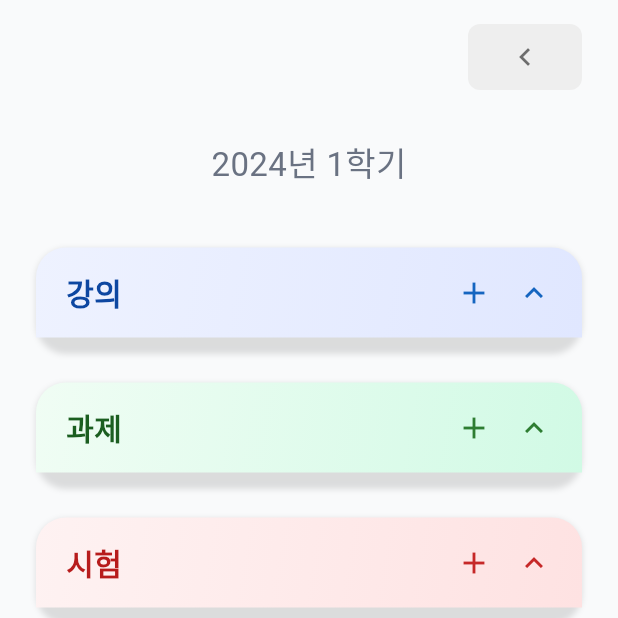
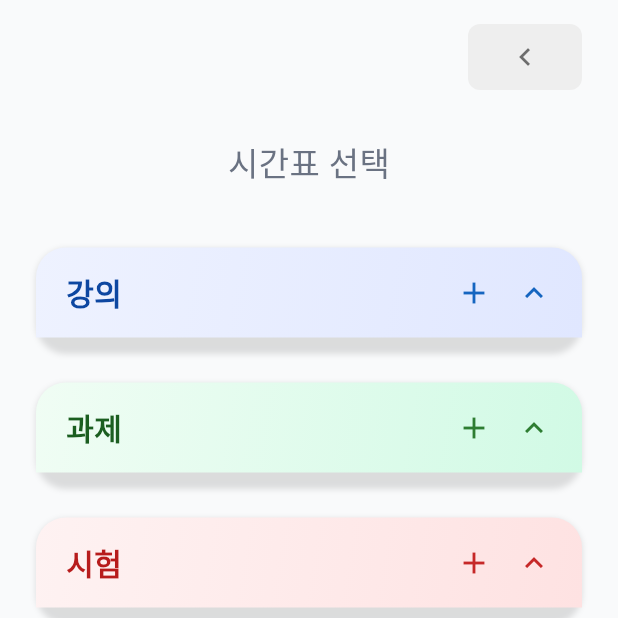
Before and after one commit to seungyun03/StudyApplication, a Flutter app: the TimeTableButton screen opened directly with empty values, on a phone screen of 412 x 824 dp, the top half of it. Run offline on Flutter 3.47's test engine with Material 3 defaults, Android fonts, the phone set to English and light mode, and no system bars; our stand-ins replace file_picker, open_filex, shared_preferences; accounts and stored records are empty.

Commit message:
FullTimeTable.dart TimeTablebutton.dart 시간표 이름 반영

```diff
--- a/lib/FrontEnd/AddSubjectModelPage.dart
+++ b/lib/FrontEnd/AddSubjectModelPage.dart
@@ -1,6 +1,8 @@
 // 📄 AddSubjectModelPage.dart (올바른 파일명: Model)
 
 import 'package:flutter/material.dart';
+// 💡 [추가] Provider 사용을 위한 임포트
+import 'package:provider/provider.dart';
 // 경로는 사용자의 프로젝트 구조에 맞게 수정이 필요할 수 있습니다.
 import '../Providers/TimetableProvider.dart';
 
@@ -70,6 +72,10 @@ class _AddSubjectModalPageState extends State<AddSubjectModalPage> {
 
   @override
   Widget build(BuildContext context) {
+    // 💡 [추가] TimetableProvider 접근 및 현재 시간표 이름 가져오기
+    final timetableProvider = Provider.of<TimetableProvider>(context);
+    final currentTimetableName = timetableProvider.currentTimetable?.name ?? '시간표 선택';
+
     return Scaffold(
       backgroundColor: Colors.black.withOpacity(0.5),
       body: Center(
@@ -107,7 +113,7 @@ class _AddSubjectModalPageState extends State<AddSubjectModalPage> {
                 ],
               ),
               const SizedBox(height: 30),
-              // -------------------- 2024년 1학기 시간표 헤더 --------------------
+              // -------------------- 현재 시간표 이름 헤더 --------------------
               Container(
                 width: double.infinity,
                 padding: const EdgeInsets.symmetric(vertical: 12, horizontal: 16),
@@ -115,9 +121,9 @@ class _AddSubjectModalPageState extends State<AddSubjectModalPage> {
                   color: const Color(0xFFEFF6FF),
                   borderRadius: BorderRadius.circular(10),
                 ),
-                child: const Text(
-                  "2024년 1학기 시간표",
-                  style: TextStyle(
+                child: Text( // 💡 const 제거 및 현재 시간표 이름으로 대체
+                  currentTimetableName,
+                  style: const TextStyle(
                     fontSize: 18,
                     fontWeight: FontWeight.bold,
                     color: Color(0xFF1F2937),
--- a/lib/FrontEnd/TimeTablebutton.dart
+++ b/lib/FrontEnd/TimeTablebutton.dart
@@ -1,4 +1,4 @@
-// 📄 TimeTablebutton.dart (최종 수정 완료 버전: 모든 구문 오류 및 경고 해결)
+// 📄 TimeTablebutton.dart (사용자 요청 사항 및 모든 수정 사항 반영된 전체 코드)
 // ===================================================================
 
 import 'package:flutter/material.dart';
@@ -413,6 +413,7 @@ class _TimeTableButtonState extends State<TimeTableButton> {
 
       // 💡 [Fix: use_build_context_synchronously] mounted 체크
       if (mounted) {
+        // ScheduleProvider는 TimetableProvider 파일에 별칭으로 임포트되어 있음
         await Provider.of<tp.ScheduleProvider>(context, listen: false)
             .loadAllSchedules();
       }
@@ -452,6 +453,7 @@ class _TimeTableButtonState extends State<TimeTableButton> {
 
       // 💡 [Fix: use_build_context_synchronously] mounted 체크
       if (mounted) {
+        // ScheduleProvider는 TimetableProvider 파일에 별칭으로 임포트되어 있음
         await Provider.of<tp.ScheduleProvider>(context, listen: false)
             .loadAllSchedules();
       }
@@ -486,6 +488,7 @@ class _TimeTableButtonState extends State<TimeTableButton> {
 
     // 💡 [Fix: use_build_context_synchronously] mounted 체크
     if (mounted) {
+      // ScheduleProvider는 TimetableProvider 파일에 별칭으로 임포트되어 있음
       await Provider.of<tp.ScheduleProvider>(context, listen: false)
           .loadAllSchedules();
     }
@@ -504,6 +507,7 @@ class _TimeTableButtonState extends State<TimeTableButton> {
 
     // 💡 [Fix: use_build_context_synchronously] mounted 체크
     if (mounted) {
+      // ScheduleProvider는 TimetableProvider 파일에 별칭으로 임포트되어 있음
       await Provider.of<tp.ScheduleProvider>(context, listen: false)
           .loadAllSchedules();
     }
@@ -555,6 +559,12 @@ class _TimeTableButtonState extends State<TimeTableButton> {
 
   @override
   Widget build(BuildContext context) {
+    // 💡 [추가] TimetableProvider 접근
+    final timetableProvider = Provider.of<tp.TimetableProvider>(context);
+    // 💡 [수정] 현재 시간표 이름 가져오기. 없으면 '시간표 선택'으로 표시
+    final currentTimetableName =
+        timetableProvider.currentTimetable?.name ?? '시간표 선택';
+
     return Scaffold(
       backgroundColor: const Color(0xFFF9FAFB),
       body: SafeArea(
@@ -575,9 +585,10 @@ class _TimeTableButtonState extends State<TimeTableButton> {
                     ),
                   ),
                   const SizedBox(height: 8),
-                  const Text(
-                    "2024년 1학기",
-                    style: TextStyle(
+                  // ✨ [사용자 요청 사항 반영] 하드코딩된 '2024년 1학기'를 Provider의 이름으로 대체
+                  Text(
+                    currentTimetableName,
+                    style: const TextStyle(
                       fontSize: 22,
                       color: Color(0xFF6A7282),
                     ),
@@ -1398,9 +1409,8 @@ class _TimeTableButtonState extends State<TimeTableButton> {
         ],
       ),
     );
-  } // <--- [Fix: expected_token] 함수 종료 후 불필요한 세미콜론(;) 제거됨
-}
-// <--- [Fix: expected_token] 클래스 종료 후 불필요한 세미콜론(;) 제거됨
+  }
+}
 
 // ===================================================================
 // 📎 파일 목록 모달 (FileListModal) - MaterialColor로 타입 수정
--- a/pubspec.yaml
+++ b/pubspec.yaml
@@ -27,7 +27,7 @@ dependencies:
     sdk: flutter
   uuid: ^4.4.2
   shared_preferences: ^2.5.3
-  file_picker: ^6.1.1
+  file_picker: ^10.3.3
   open_filex: ^4.7.0
   provider: ^6.1.5
   cupertino_icons: ^1.0.8
```
Also changed, not shown: lib/FrontEnd/FullTimeTable.dart (+13 -55 lines), lib/providers/TimetableProvider.dart (line endings or trailing spaces), pubspec.lock, 1 other file. Lines whose indentation alone changed are shown as unchanged.
